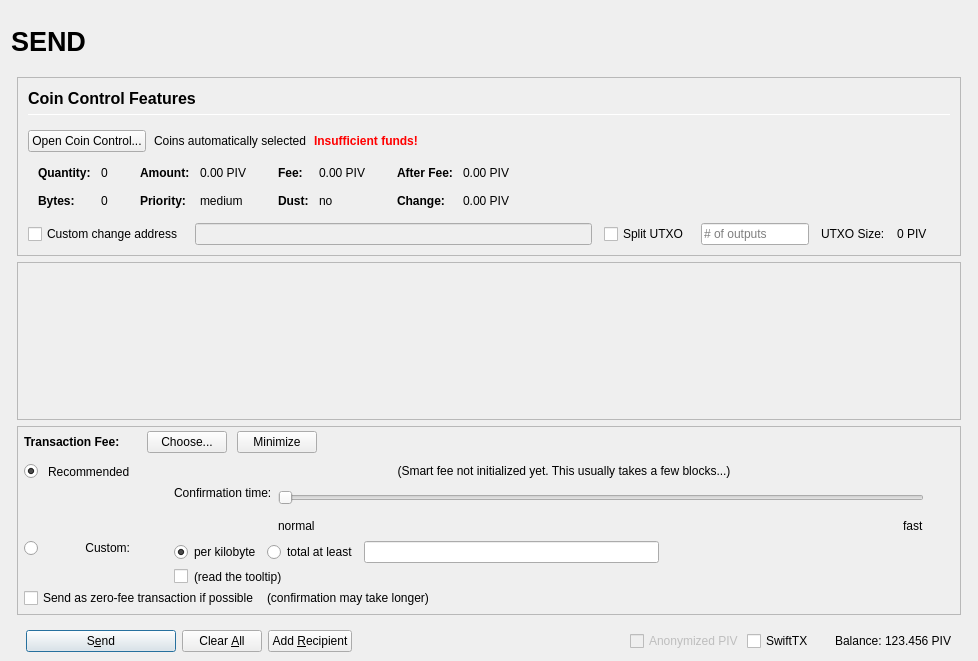
This is src/qt/forms/sendcoinsdialog.ui in krypt0chaos/PIVX as Qt 5 draws it before an edit. The edited form follows.
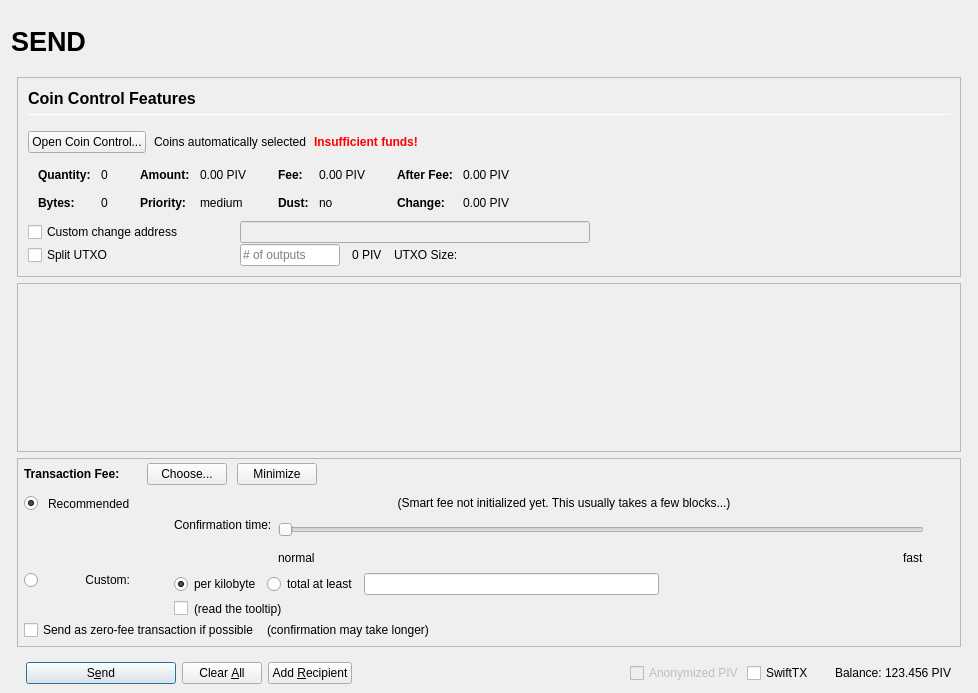
This is the edited form. Icons and pictures are not drawn. Custom widgets are drawn as their Qt base class.

Commit message: [UI] Receivecoins Dialog + Passphrase dialog

The edit to the form file:
```diff
--- a/src/qt/forms/sendcoinsdialog.ui
+++ b/src/qt/forms/sendcoinsdialog.ui
@@ -7,7 +7,7 @@
     <x>0</x>
     <y>0</y>
     <width>978</width>
-    <height>661</height>
+    <height>693</height>
    </rect>
   </property>
   <property name="windowTitle">
@@ -187,9 +187,9 @@
            </property>
            <item>
             <widget class="QFrame" name="frameCoinControl_BG">
-             <layout class="QVBoxLayout" name="verticalLayoutCoinControl" stretch="0,0,0,0,1">
+             <layout class="QVBoxLayout" name="verticalLayoutCoinControl" stretch="0,0,0,0,0,0">
               <property name="spacing">
-               <number>0</number>
+               <number>1</number>
               </property>
               <property name="leftMargin">
                <number>10</number>
@@ -694,7 +694,7 @@
                </widget>
               </item>
               <item>
-               <layout class="QHBoxLayout" name="horizontalLayoutCoinControl4" stretch="0,0,0,0,0,0,0">
+               <layout class="QHBoxLayout" name="horizontalLayoutCoinControl4">
                 <property name="spacing">
                  <number>12</number>
                 </property>
@@ -702,13 +702,31 @@
                  <enum>QLayout::SetDefaultConstraint</enum>
                 </property>
                 <property name="topMargin">
-                 <number>5</number>
+                 <number>0</number>
                 </property>
                 <property name="rightMargin">
-                 <number>5</number>
+                 <number>0</number>
                 </property>
                 <item>
                  <widget class="QCheckBox" name="checkBoxCoinControlChange">
+                  <property name="sizePolicy">
+                   <sizepolicy hsizetype="Preferred" vsizetype="Preferred">
+                    <horstretch>0</horstretch>
+                    <verstretch>0</verstretch>
+                   </sizepolicy>
+                  </property>
+                  <property name="minimumSize">
+                   <size>
+                    <width>200</width>
+                    <height>0</height>
+                   </size>
+                  </property>
+                  <property name="maximumSize">
+                   <size>
+                    <width>200</width>
+                    <height>16777215</height>
+                   </size>
+                  </property>
                   <property name="toolTip">
                    <string>If this is activated, but the change address is empty or invalid, change will be sent to a newly generated address.</string>
                   </property>
@@ -723,15 +741,71 @@
                    <bool>false</bool>
                   </property>
                   <property name="sizePolicy">
-                   <sizepolicy hsizetype="Expanding" vsizetype="Fixed">
+                   <sizepolicy hsizetype="Preferred" vsizetype="Preferred">
                     <horstretch>0</horstretch>
                     <verstretch>0</verstretch>
                    </sizepolicy>
                   </property>
+                  <property name="minimumSize">
+                   <size>
+                    <width>300</width>
+                    <height>0</height>
+                   </size>
+                  </property>
                  </widget>
                 </item>
+                <item>
+                 <widget class="QLabel" name="labelCoinControlChangeLabel">
+                  <property name="sizePolicy">
+                   <sizepolicy hsizetype="Preferred" vsizetype="Preferred">
+                    <horstretch>0</horstretch>
+                    <verstretch>0</verstretch>
+                   </sizepolicy>
+                  </property>
+                  <property name="minimumSize">
+                   <size>
+                    <width>100</width>
+                    <height>0</height>
+                   </size>
+                  </property>
+                  <property name="text">
+                   <string/>
+                  </property>
+                  <property name="margin">
+                   <number>3</number>
+                  </property>
+                 </widget>
+                </item>
+               </layout>
+              </item>
+              <item>
+               <layout class="QHBoxLayout" name="horizontalLayoutCoinControl6">
+                <property name="spacing">
+                 <number>12</number>
+                </property>
+                <property name="rightMargin">
+                 <number>0</number>
+                </property>
                 <item>
                  <widget class="QCheckBox" name="splitBlockCheckBox">
+                  <property name="sizePolicy">
+                   <sizepolicy hsizetype="Preferred" vsizetype="Preferred">
+                    <horstretch>0</horstretch>
+                    <verstretch>0</verstretch>
+                   </sizepolicy>
+                  </property>
+                  <property name="minimumSize">
+                   <size>
+                    <width>200</width>
+                    <height>0</height>
+                   </size>
+                  </property>
+                  <property name="maximumSize">
+                   <size>
+                    <width>200</width>
+                    <height>16777215</height>
+                   </size>
+                  </property>
                   <property name="text">
                    <string>Split UTXO</string>
                   </property>
@@ -740,23 +814,28 @@
                 <item>
                  <widget class="QLineEdit" name="splitBlockLineEdit">
                   <property name="sizePolicy">
-                   <sizepolicy hsizetype="Fixed" vsizetype="Fixed">
+                   <sizepolicy hsizetype="Preferred" vsizetype="Preferred">
                     <horstretch>50</horstretch>
                     <verstretch>0</verstretch>
                    </sizepolicy>
                   </property>
+                  <property name="minimumSize">
+                   <size>
+                    <width>100</width>
+                    <height>0</height>
+                   </size>
+                  </property>
+                  <property name="maximumSize">
+                   <size>
+                    <width>100</width>
+                    <height>16777215</height>
+                   </size>
+                  </property>
                   <property name="placeholderText">
                    <string># of outputs</string>
                   </property>
                  </widget>
                 </item>
-                <item>
-                 <widget class="QLabel" name="labelBlockSizeText">
-                  <property name="text">
-                   <string>UTXO Size:</string>
-                  </property>
-                 </widget>
-                </item>
                 <item>
                  <widget class="QLabel" name="labelBlockSize">
                   <property name="text">
@@ -765,27 +844,25 @@
                  </widget>
                 </item>
                 <item>
-                 <widget class="QLabel" name="labelCoinControlChangeLabel">
-                  <property name="sizePolicy">
-                   <sizepolicy hsizetype="Preferred" vsizetype="Expanding">
-                    <horstretch>0</horstretch>
-                    <verstretch>0</verstretch>
-                   </sizepolicy>
-                  </property>
-                  <property name="minimumSize">
-                   <size>
-                    <width>0</width>
-                    <height>0</height>
-                   </size>
-                  </property>
+                 <widget class="QLabel" name="labelBlockSizeText">
                   <property name="text">
-                   <string/>
-                  </property>
-                  <property name="margin">
-                   <number>3</number>
+                   <string>UTXO Size:</string>
                   </property>
                  </widget>
                 </item>
+                <item>
+                 <spacer name="horizontalSpacer_7">
+                  <property name="orientation">
+                   <enum>Qt::Horizontal</enum>
+                  </property>
+                  <property name="sizeHint" stdset="0">
+                   <size>
+                    <width>40</width>
+                    <height>20</height>
+                   </size>
+                  </property>
+                 </spacer>
+                </item>
                </layout>
               </item>
               <item>
```
The commit also changes 5 other files.
